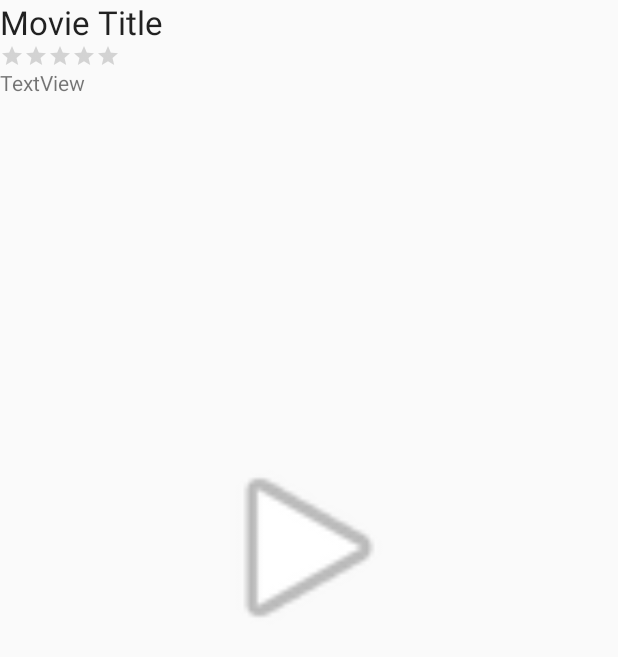
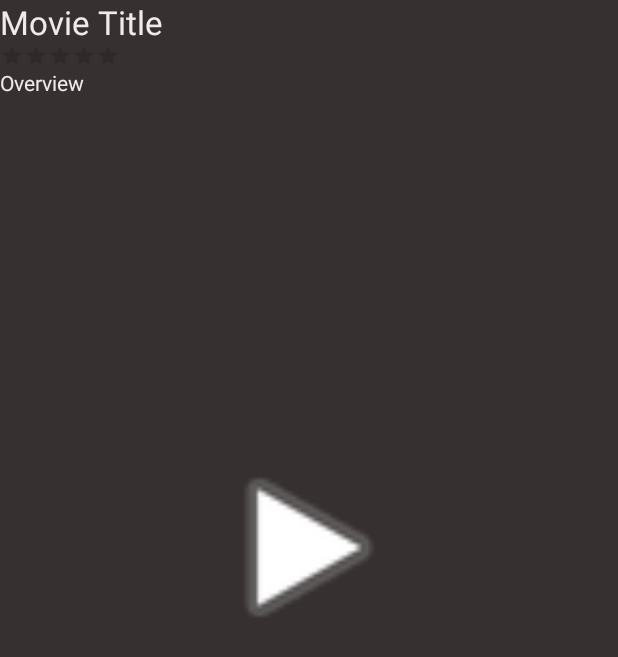
Before and after one commit to dtavana/FBU-Flixster, an Android app: the layout activity_movie_details.xml on its own in the app's theme, with its tools: preview values and no code run, on a phone screen of 412 x 824 dp. Shown: the top 657 px of the screen. Run offline under Robolectric (Android 15) with nearby library versions, the phone set to English and light mode, and no system bars.

Commit message:
Minor styling changes

```diff
--- a/app/src/main/res/layout-land/activity_movie_details.xml
+++ b/app/src/main/res/layout-land/activity_movie_details.xml
@@ -4,39 +4,41 @@
     xmlns:tools="http://schemas.android.com/tools"
     android:layout_width="match_parent"
     android:layout_height="match_parent"
+    android:background="#373030"
     tools:context="com.dtavana.flixter.MovieDetailsActivity">
 
     <TextView
         android:id="@+id/tvTitle"
         android:layout_width="wrap_content"
         android:layout_height="wrap_content"
+        android:layout_alignParentStart="true"
         android:layout_alignParentLeft="true"
-        android:layout_alignParentStart="true"
         android:layout_alignParentTop="true"
+        android:layout_alignParentEnd="true"
+        android:layout_alignParentRight="true"
         android:text="Movie Title"
         android:textAppearance="@android:style/TextAppearance.Large"
-        android:layout_alignParentRight="true"
-        android:layout_alignParentEnd="true" />
+        android:textColor="#F1EAEA" />
 
     <TextView
         android:id="@+id/tvOverview"
         android:layout_width="wrap_content"
         android:layout_height="wrap_content"
-        android:text="TextView"
         android:layout_below="@+id/rbVoteAverage"
+        android:layout_alignParentStart="true"
         android:layout_alignParentLeft="true"
-        android:layout_alignParentStart="true"
+        android:layout_alignParentEnd="true"
         android:layout_alignParentRight="true"
-        android:layout_alignParentEnd="true" />
+        android:text="Overview" />
 
     <RatingBar
         android:id="@+id/rbVoteAverage"
         style="@style/Widget.AppCompat.RatingBar.Small"
         android:layout_width="wrap_content"
         android:layout_height="wrap_content"
+        android:layout_below="@+id/tvTitle"
+        android:layout_alignParentStart="true"
         android:layout_alignParentLeft="true"
-        android:layout_alignParentStart="true"
-        android:layout_below="@+id/tvTitle"
         android:numStars="5"
         android:stepSize="0.5" />
 
--- a/app/src/main/res/layout-land/item_movie.xml
+++ b/app/src/main/res/layout-land/item_movie.xml
@@ -22,6 +22,7 @@
         android:layout_alignParentTop="true"
         android:layout_marginStart="5dp"
         android:layout_toEndOf="@+id/ivPoster"
+        android:textColor="#F1EAEA"
         android:textSize="24sp"
         tools:text="Bloodshot" />
 
@@ -33,5 +34,6 @@
         android:layout_marginStart="5dp"
         android:layout_marginTop="5dp"
         android:layout_toEndOf="@+id/ivPoster"
+        android:textColor="#F1EAEA"
         tools:text="After he and his wife are murdered, marine Ray Garrison is resurrected by a team of scientists. Enhanced with nanotechnology, he becomes a superhuman, biotech killing machine—'Bloodshot'. As Ray first trains with fellow super-soldiers, he cannot recall anything from his former life. But when his memories flood back and he remembers the man that killed both him and his wife, he breaks out of the facility to get revenge, only to discover that there's more to the conspiracy than he thought." />
 </RelativeLayout>
--- a/app/src/main/res/layout/activity_main.xml
+++ b/app/src/main/res/layout/activity_main.xml
@@ -4,6 +4,7 @@
     xmlns:tools="http://schemas.android.com/tools"
     android:layout_width="match_parent"
     android:layout_height="match_parent"
+    android:background="#373030"
     tools:context=".MainActivity">
 
     <androidx.recyclerview.widget.RecyclerView
--- a/app/src/main/res/layout/activity_movie_details.xml
+++ b/app/src/main/res/layout/activity_movie_details.xml
@@ -4,39 +4,42 @@
     xmlns:tools="http://schemas.android.com/tools"
     android:layout_width="match_parent"
     android:layout_height="match_parent"
+    android:background="#373030"
     tools:context="com.dtavana.flixter.MovieDetailsActivity">
 
     <TextView
         android:id="@+id/tvTitle"
         android:layout_width="wrap_content"
         android:layout_height="wrap_content"
+        android:layout_alignParentStart="true"
         android:layout_alignParentLeft="true"
-        android:layout_alignParentStart="true"
         android:layout_alignParentTop="true"
+        android:layout_alignParentEnd="true"
+        android:layout_alignParentRight="true"
         android:text="Movie Title"
         android:textAppearance="@android:style/TextAppearance.Large"
-        android:layout_alignParentRight="true"
-        android:layout_alignParentEnd="true" />
+        android:textColor="#F1EAEA" />
 
     <TextView
         android:id="@+id/tvOverview"
         android:layout_width="wrap_content"
         android:layout_height="wrap_content"
-        android:text="TextView"
         android:layout_below="@+id/rbVoteAverage"
+        android:layout_alignParentStart="true"
         android:layout_alignParentLeft="true"
-        android:layout_alignParentStart="true"
+        android:layout_alignParentEnd="true"
         android:layout_alignParentRight="true"
-        android:layout_alignParentEnd="true" />
+        android:text="Overview"
+        android:textColor="#F1EAEA" />
 
     <RatingBar
         android:id="@+id/rbVoteAverage"
         style="@style/Widget.AppCompat.RatingBar.Small"
         android:layout_width="wrap_content"
         android:layout_height="wrap_content"
+        android:layout_below="@+id/tvTitle"
+        android:layout_alignParentStart="true"
         android:layout_alignParentLeft="true"
-        android:layout_alignParentStart="true"
-        android:layout_below="@+id/tvTitle"
         android:numStars="5"
         android:stepSize="0.5" />
 
--- a/app/src/main/res/layout/activity_movie_trailer.xml
+++ b/app/src/main/res/layout/activity_movie_trailer.xml
@@ -4,11 +4,12 @@
     xmlns:tools="http://schemas.android.com/tools"
     android:layout_width="match_parent"
     android:layout_height="match_parent"
+    android:background="#373030"
     tools:context=".MovieTrailerActivity">
 
-<com.google.android.youtube.player.YouTubePlayerView
-    android:id="@+id/player"
-    android:layout_width="match_parent"
-    android:layout_height="wrap_content"/>
+    <com.google.android.youtube.player.YouTubePlayerView
+        android:id="@+id/player"
+        android:layout_width="match_parent"
+        android:layout_height="wrap_content" />
 
 </RelativeLayout>
--- a/app/src/main/res/layout/item_movie.xml
+++ b/app/src/main/res/layout/item_movie.xml
@@ -22,6 +22,7 @@
         android:layout_alignParentTop="true"
         android:layout_marginStart="5dp"
         android:layout_toEndOf="@+id/ivPoster"
+        android:textColor="#F1EAEA"
         android:textSize="24sp"
         tools:text="Bloodshot" />
 
@@ -33,5 +34,6 @@
         android:layout_marginStart="5dp"
         android:layout_marginTop="5dp"
         android:layout_toEndOf="@+id/ivPoster"
+        android:textColor="#F1EAEA"
         tools:text="After he and his wife are murdered, marine Ray Garrison is resurrected by a team of scientists. Enhanced with nanotechnology, he becomes a superhuman, biotech killing machine—'Bloodshot'. As Ray first trains with fellow super-soldiers, he cannot recall anything from his former life. But when his memories flood back and he remembers the man that killed both him and his wife, he breaks out of the facility to get revenge, only to discover that there's more to the conspiracy than he thought." />
 </RelativeLayout>
```
